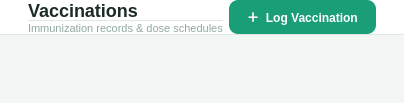
Above: src/ui/page_vaccinations.ui from shasheenahdeeneillelumasag/CCC151---Group-Project before the change. Below: the same form after it.
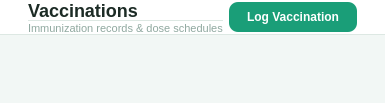
That is the form after the change.

Diff of the .ui file:
```diff
--- a/src/ui/page_vaccinations.ui
+++ b/src/ui/page_vaccinations.ui
@@ -85,7 +85,7 @@
          <string>QPushButton { background: #1A9E78; color: #FFF; font-size: 12px; font-weight: 600; border: none; border-radius: 9px; padding: 8px 18px; } QPushButton:hover { background: #0D6B52; }</string>
         </property>
         <property name="text">
-         <string>＋  Log Vaccination</string>
+         <string>Log Vaccination</string>
         </property>
        </widget>
       </item>
```
Left out of the diff: 1 changed line with no effect on the pictures.
